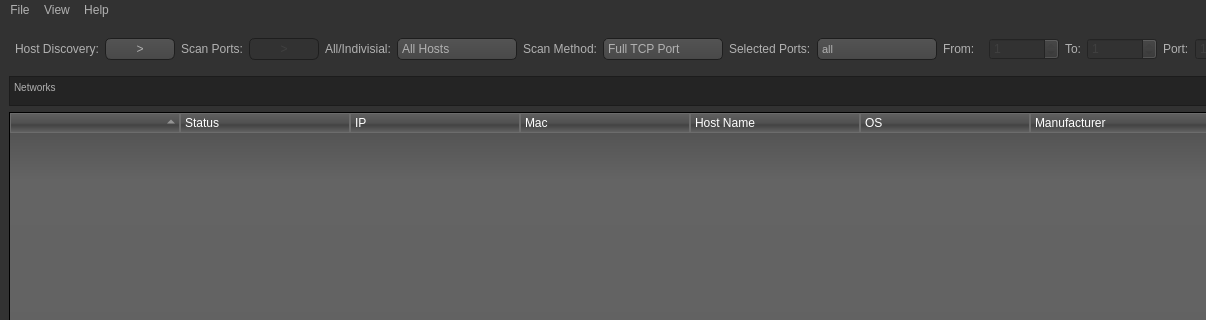
nwaf209/Ping-sweeper-and-port-scanning, file App.ui: the form before one commit; both pictures show x 0 to 1206 and y 0 to 320 of the 1290 by 858 pixel window.
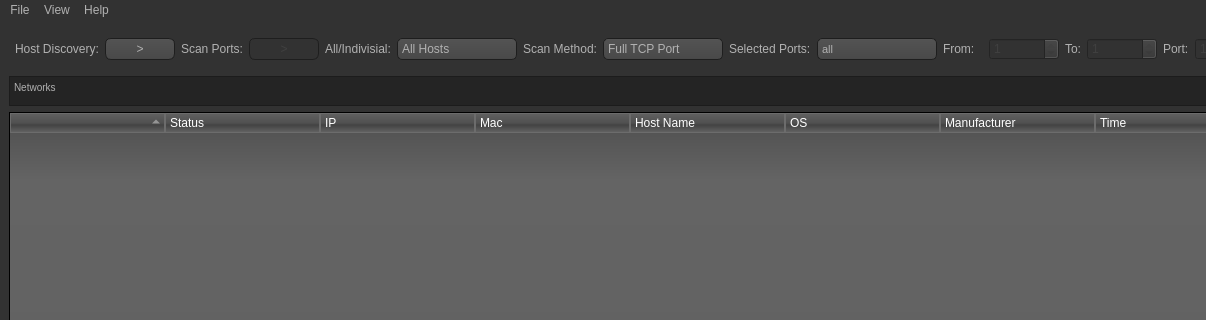
The form after the commit. Icons and pictures are not drawn.

Commit message: - Completed # TODO Time column for each host port scan time to complete - Completed # TODO Update OS when port scan gets it

```diff
--- a/App.ui
+++ b/App.ui
@@ -927,7 +927,7 @@
          <bool>true</bool>
         </attribute>
         <attribute name="headerDefaultSectionSize">
-         <number>170</number>
+         <number>155</number>
         </attribute>
         <attribute name="headerHighlightSections">
          <bool>true</bool>
@@ -970,6 +970,11 @@
           <string>Manufacturer</string>
          </property>
         </column>
+        <column>
+         <property name="text">
+          <string>Time</string>
+         </property>
+        </column>
        </widget>
       </item>
       <item>
```
Left out of the diff: 12 changed lines with no effect on the pictures. The commit also changes 1 other file.
